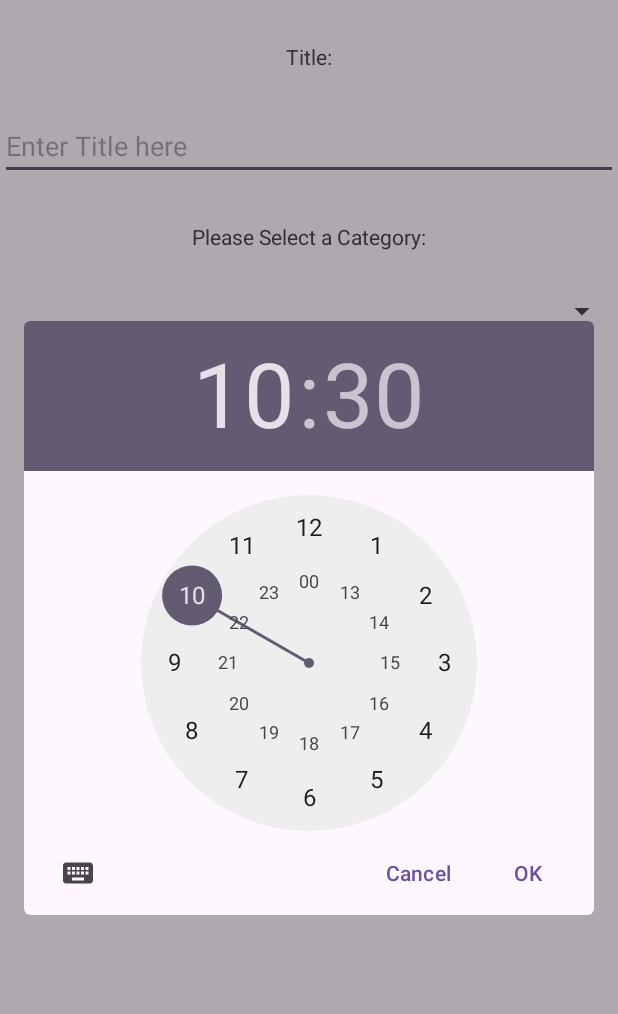
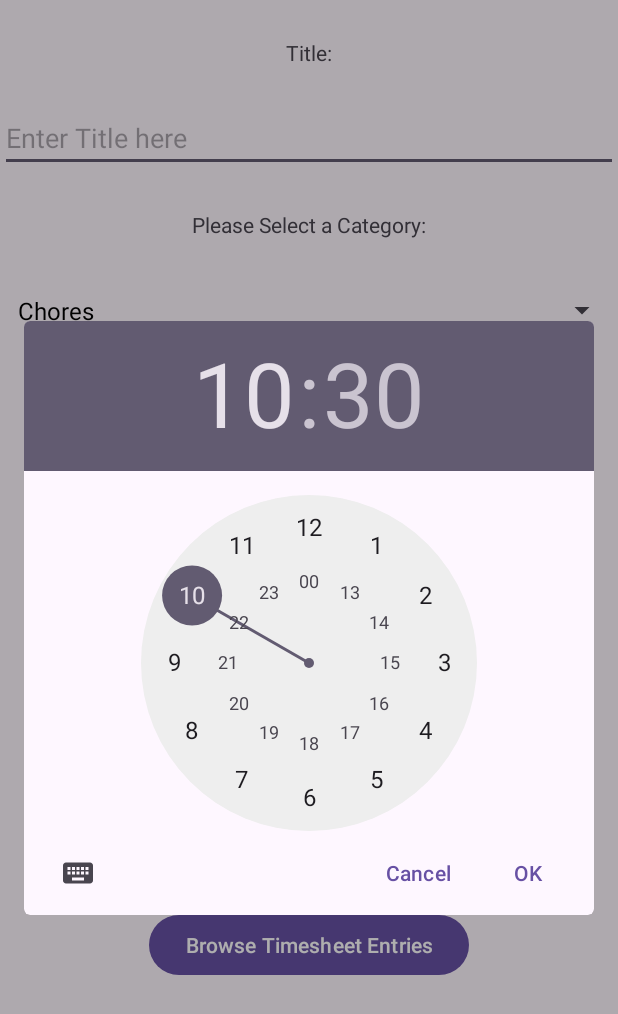
Before and after one commit to pineapple-pizza25/time-tracking-app, an Android app: the screen it shows after launch (CreateTimesheetEntry), after a tap on "Click to Select a Start Time:", on a phone screen of 412 x 824 dp. Shown: the top 1014 px of the screen. Run offline under Robolectric (Android 15) with nearby library versions, the phone set to English and light mode, and no system bars.

Commit message:
commit 6 - adding timesheet entry functionality fixed

```diff
--- a/app/src/main/java/com/example/timetracktechnology/BrowseTimesheetEntriesActivity.kt
+++ b/app/src/main/java/com/example/timetracktechnology/BrowseTimesheetEntriesActivity.kt
@@ -20,7 +20,7 @@ class BrowseTimesheetEntriesActivity : AppCompatActivity() {
 
         val myApp = application as TimeTrackTechnology
 
-        rcvEntries = findViewById(R.id.rcvTimesheetEntries)
+        rcvEntries = findViewById<RecyclerView>(R.id.rcvTimesheetEntries)
         btnAddNewEntry = findViewById<Button>(R.id.btnAddNewEntry)
 
         timesheetEntryList = myApp.getTimesheetEntryList()
@@ -29,6 +29,8 @@ class BrowseTimesheetEntriesActivity : AppCompatActivity() {
             val intent = Intent(this, CreateTimesheetEntry::class.java)
             startActivity(intent)
         }
+
+        populateRecyclerView()
     }
 
     private fun populateRecyclerView(){
--- /dev/null
+++ b/app/src/main/java/com/example/timetracktechnology/CategoriesSpinnerAdapter.kt
@@ -0,0 +1,31 @@
+package com.example.timetracktechnology
+
+import android.content.Context
+import android.view.LayoutInflater
+import android.view.View
+import android.view.ViewGroup
+import android.widget.ArrayAdapter
+import android.widget.TextView
+
+class CategoriesSpinnerAdapter(context: Context, private val categories: ArrayList<Category>) :
+    ArrayAdapter<Category> (context, 0, categories) {
+
+    override fun getView(position: Int, convertView: View?, parent: ViewGroup): View {
+        return createViewFromResource(position, convertView, parent)
+    }
+
+    override fun getDropDownView(position: Int, convertView: View?, parent: ViewGroup): View {
+        return createViewFromResource(position, convertView, parent)
+    }
+
+    private fun createViewFromResource(position: Int, convertView: View?, parent: ViewGroup): View {
+        val category = getItem(position)
+        val view = convertView ?: LayoutInflater.from(context).inflate(R.layout.categories_spinner_item, parent, false)
+
+        val tvCategoryTitle = view.findViewById<TextView>(R.id.tvCategoryTitle)
+
+       tvCategoryTitle.text = category?.title
+
+        return view
+    }
+}
--- a/app/src/main/java/com/example/timetracktechnology/CreateTimesheetEntry.kt
+++ b/app/src/main/java/com/example/timetracktechnology/CreateTimesheetEntry.kt
@@ -3,6 +3,7 @@ package com.example.timetracktechnology
 import android.annotation.SuppressLint
 import android.app.DatePickerDialog
 import android.app.TimePickerDialog
+import android.content.Intent
 import android.os.Bundle
 import android.widget.ArrayAdapter
 import android.widget.Button
@@ -13,25 +14,30 @@ import android.widget.TextView
 import android.widget.TimePicker
 import android.widget.Toast
 import androidx.appcompat.app.AppCompatActivity
-//import java.time.LocalDateTime
-import java.util.Calendar
-import java.util.Date
+import java.time.LocalDateTime
+import java.time.LocalTime
+import java.time.LocalDate
+import java.time.YearMonth
 
 class CreateTimesheetEntry : AppCompatActivity(), DatePickerDialog.OnDateSetListener, TimePickerDialog.OnTimeSetListener {
 
-    lateinit var selectedTime: String
+    private lateinit var startTime: LocalTime
+    private lateinit var endTime: LocalTime
+    private lateinit var entryDate: LocalDate
 
-    var day = 0
-    var month = 0
-    var year = 0
-    var hour = 0
-    var minute = 0
+    private var categoryId: Int = 0
 
-    var savedDay = 0
-    var savedMonth = 0
-    var savedYear = 0
-    var savedHour = 0
-    var savedMinute = 0
+    private var day = 0
+    private var month = 0
+    private var year = 0
+    private var hour = 0
+    private var minute = 0
+
+    private var savedDay = 0
+    private var savedMonth = 0
+    private var savedYear = 0
+    private var savedHour = 0
+    private var savedMinute = 0
 
 
     private lateinit var tvTitle: TextView
@@ -42,6 +48,7 @@ class CreateTimesheetEntry : AppCompatActivity(), DatePickerDialog.OnDateSetList
     private lateinit var tvEndTime: TextView
     private lateinit var btnDone: Button
     private lateinit var tvDate: TextView
+    private  lateinit var btnBrowseEntries: Button
 
     override fun onCreate(savedInstanceState: Bundle?) {
         super.onCreate(savedInstanceState)
@@ -57,39 +64,43 @@ class CreateTimesheetEntry : AppCompatActivity(), DatePickerDialog.OnDateSetList
         btnDone = findViewById<Button>(R.id.btnDone)
         tvStartTime= findViewById<TextView>(R.id.tvStartTime)
         tvDate = findViewById<TextView>(R.id.tvDate)
-
-        var startTime: Date? = null
-        var endTime: Date? = null
+        btnBrowseEntries = findViewById<Button>(R.id.btnBrowseEntries)
 
         pickDateAndTime()
 
-        val categoriesAdapter = ArrayAdapter<Category>(
+        val categoriesAdapter = CategoriesSpinnerAdapter(
             applicationContext,
-            android.R.layout.simple_spinner_item,
             timeTrackApp.getCategoryList()
         )
 
-        fun addNewTimesheetEntry(startTime: Date?, endTime: Date?) {
+       // categoriesAdapter.setDropDownViewResource(android.R.layout.select_dialog_singlechoice)
+        spnCategory.adapter = categoriesAdapter
+
+        fun addNewTimesheetEntry(startTime: LocalTime, endTime: LocalTime, entryDate: LocalDate) {
             val id = timeTrackApp.getTimesheetEntryId()
             val title = edtTitle.text.toString().trim()
             val category = spnCategory.selectedItemId.toInt()
-            val entryDate = Date()
 
             val newTimesheetEntry =
-                TimesheetEntry(id, title, category, entryDate, startTime!!, endTime!!)
+                TimesheetEntry(id, title, category, entryDate, startTime, endTime)
             timeTrackApp.addToTimesheetEntryList(newTimesheetEntry)
         }
 
         btnDone.setOnClickListener() {
-            if (startTime != null && endTime != null) {
-                addNewTimesheetEntry(startTime, endTime)
-            } else {
-                Toast.makeText(
-                    applicationContext,
-                    "Please select a start and end time",
-                    Toast.LENGTH_SHORT
-                ).show()
-            }
+
+            addNewTimesheetEntry(startTime, endTime, entryDate)
+
+            Toast.makeText(
+                applicationContext,
+                "New Timesheet Entry Added!",
+                Toast.LENGTH_SHORT
+            ).show()
+
+        }
+
+        btnBrowseEntries.setOnClickListener(){
+            val intent = Intent(this, BrowseTimesheetEntriesActivity::class.java)
+            startActivity(intent)
         }
     }
 
@@ -124,6 +135,8 @@ class CreateTimesheetEntry : AppCompatActivity(), DatePickerDialog.OnDateSetList
         savedHour = hourOfDay
         savedMinute = minute
         getDateTimeCalendar()
+
+        startTime = LocalTime.of(savedHour, savedMinute)
         tvStartTime.text = String.format("%02d:%02d", savedHour, savedMinute)
     }
 
@@ -131,25 +144,41 @@ class CreateTimesheetEntry : AppCompatActivity(), DatePickerDialog.OnDateSetList
         savedHour = hourOfDay
         savedMinute = minute
         getDateTimeCalendar()
+
+        endTime = LocalTime.of(savedHour, savedMinute)
         tvEndTime.text = String.format("%02d:%02d", savedHour, savedMinute)
     }
 
-    private val dateClickListener = DatePickerDialog.OnDateSetListener { _, day , month, year ->
+    private val dateClickListener = DatePickerDialog.OnDateSetListener { _, year , month, day ->
         savedDay = day
         savedMonth = month + 1
         savedYear = year
         getDateTimeCalendar()
 
-        tvDate.text = String.format("%02d/%02d/%04d", savedDay, savedMonth, savedYear)
+        val yearMonth = YearMonth.of(savedYear, savedMonth)
+        if (yearMonth.isValidDay(savedDay)) {
+
+            getDateTimeCalendar()
+            entryDate = LocalDate.of(savedYear, savedMonth, savedDay)
+            tvDate.text = String.format("%02d/%02d/%04d", savedDay, savedMonth - 1, savedYear)
+
+        } else {
+
+            Toast.makeText(this,
+                "Please select a valid date",
+                Toast.LENGTH_SHORT
+            ).show()
+
+        }
     }
 
     private fun getDateTimeCalendar(){
-        val cal: Calendar = Calendar.getInstance()
-        day = cal.get(Calendar.DAY_OF_MONTH)
-        month = cal.get(Calendar.MONTH)
-        year = cal.get(Calendar.YEAR)
-        hour = cal.get(Calendar.HOUR_OF_DAY)
-        minute = cal.get(Calendar.MINUTE)
+        val currenDateTime = LocalDateTime.now()
+        day = currenDateTime.dayOfMonth
+        month = currenDateTime.monthValue
+        year = currenDateTime.year
+        hour = currenDateTime.hour
+        minute = currenDateTime.minute
     }
 
     override fun onTimeSet(view: TimePicker?, hourOfDay: Int, minute: Int) {
--- a/app/src/main/java/com/example/timetracktechnology/TImesheetEntriesRecyclerViewAdapter.kt
+++ b/app/src/main/java/com/example/timetracktechnology/TImesheetEntriesRecyclerViewAdapter.kt
@@ -31,7 +31,7 @@ class TImesheetEntriesRecyclerViewAdapter(context: Context, private val timeshee
         position: Int
     ) {
         holder.tvTitle.setText(timesheetEntriesList.get(position).title)
-        holder.tvCategory.setText(timesheetEntriesList.get(position).categoryId)
+        holder.tvCategory.setText(timesheetEntriesList.get(position).categoryId.toString())
         holder.tvDate.setText(timesheetEntriesList.get(position).entryDate.toString())
         holder.tvStartTime.setText(timesheetEntriesList.get(position).startTime.toString())
         holder.tvEndTime.setText(timesheetEntriesList.get(position).endTime.toString())
--- a/app/src/main/java/com/example/timetracktechnology/TimeTrackApp.kt
+++ b/app/src/main/java/com/example/timetracktechnology/TimeTrackApp.kt
@@ -13,6 +13,8 @@ class TimeTrackTechnology: Application() {
         super.onCreate()
         categoryList = ArrayList<Category>()
         timesheetEntryList = ArrayList<TimesheetEntry>()
+
+        populateCatergoryListDefaults()
     }
 
     fun getCategoryList(): ArrayList<Category>{ return categoryList }
@@ -26,4 +28,9 @@ class TimeTrackTechnology: Application() {
     fun getCategoryId(): Int{return timesheetEntryList.size}
 
     fun getTimesheetEntryId(): Int{return timesheetEntryList.size}
+
+    private fun populateCatergoryListDefaults(){
+        categoryList += Category(0,"Chores","Household tasks")
+        categoryList += Category(1,"Homework","Work to do from School/College/Work")
+    }
 }
--- a/app/src/main/res/layout/activity_browse_timesheet_entries.xml
+++ b/app/src/main/res/layout/activity_browse_timesheet_entries.xml
@@ -19,7 +19,7 @@
         android:id="@+id/btnAddNewEntry"
         android:layout_width="wrap_content"
         android:layout_height="wrap_content"
-        android:text="Add New Category"
+        android:text="Add New Entry"
         app:layout_constraintBottom_toBottomOf="parent"
         app:layout_constraintEnd_toEndOf="parent"
         app:layout_constraintStart_toStartOf="parent"
--- a/app/src/main/res/layout/activity_create_timesheet_entry.xml
+++ b/app/src/main/res/layout/activity_create_timesheet_entry.xml
@@ -87,4 +87,14 @@
         app:layout_constraintEnd_toEndOf="parent"
         app:layout_constraintStart_toStartOf="parent"
         app:layout_constraintTop_toTopOf="parent"/>
+
+    <Button
+        android:id="@+id/btnBrowseEntries"
+        android:layout_width="wrap_content"
+        android:layout_height="wrap_content"
+        android:text="Browse Timesheet Entries"
+        app:layout_constraintBottom_toBottomOf="parent"
+        app:layout_constraintEnd_toEndOf="parent"
+        app:layout_constraintStart_toStartOf="parent"
+        app:layout_constraintTop_toBottomOf="@+id/btnDone" />
 </androidx.constraintlayout.widget.ConstraintLayout>
--- /dev/null
+++ b/app/src/main/res/layout/categories_spinner_item.xml
@@ -0,0 +1,19 @@
+<?xml version="1.0" encoding="utf-8"?>
+<androidx.constraintlayout.widget.ConstraintLayout xmlns:android="http://schemas.android.com/apk/res/android"
+    xmlns:app="http://schemas.android.com/apk/res-auto"
+    android:layout_width="match_parent"
+    android:layout_height="match_parent">
+
+    <TextView
+        android:id="@+id/tvCategoryTitle"
+        android:layout_width="match_parent"
+        android:layout_height="wrap_content"
+        android:ellipsize="end"
+        android:maxLines="1"
+        android:padding="12dp"
+        android:textColor="@android:color/black"
+        android:textSize="16sp"
+        app:layout_constraintStart_toStartOf="parent"
+        app:layout_constraintTop_toTopOf="parent" />
+
+</androidx.constraintlayout.widget.ConstraintLayout>
```
Also changed, not shown: app/src/main/java/com/example/timetracktechnology/DatePickerFragment.kt (deleted, +0 -27 lines), app/src/main/java/com/example/timetracktechnology/TimesheetEntry.kt (+5 -6 lines).
